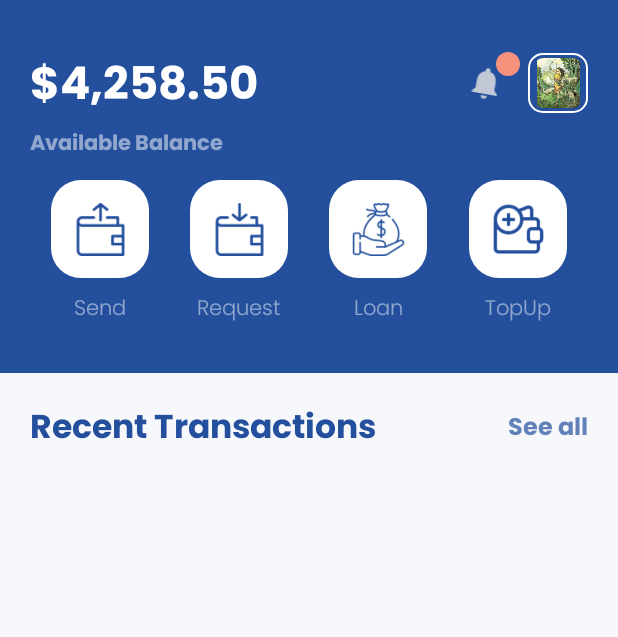
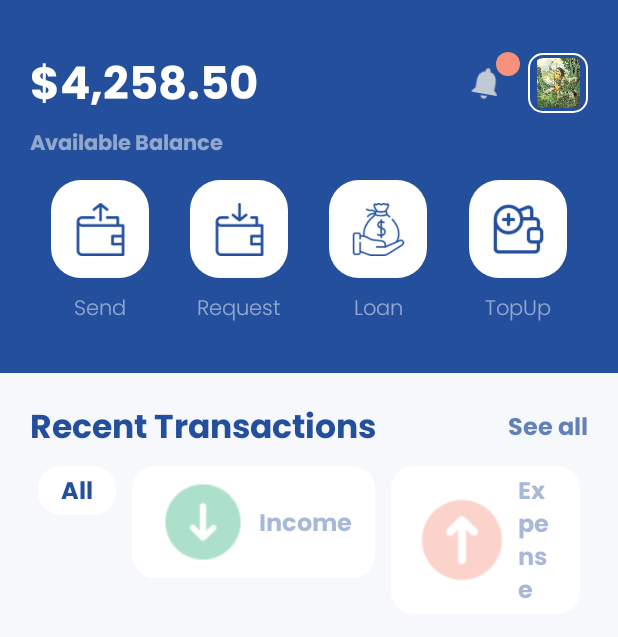
Before and after one commit to ArtemisSoftware/Hephaestus-UI, an Android app built with Jetpack Compose: the @Preview function DefaultPreview, on a phone screen of 412 x 824 dp. Shown: the top 637 px of the screen. Run offline under Robolectric (Android 15) with nearby library versions, the phone set to English and light mode, and no system bars.

Commit message:
MobileBanking - TransactionFilters

```diff
--- a/app/src/main/java/com/artemissoftware/hephaestusui/ui/mobilebanking/MobileBankingScreen.kt
+++ b/app/src/main/java/com/artemissoftware/hephaestusui/ui/mobilebanking/MobileBankingScreen.kt
@@ -8,6 +8,7 @@ import androidx.compose.ui.tooling.preview.Preview
 import androidx.compose.ui.unit.dp
 import com.artemissoftware.hephaestusui.ui.mobilebanking.composables.BalanceInfo
 import com.artemissoftware.hephaestusui.ui.mobilebanking.composables.BankingOptions
+import com.artemissoftware.hephaestusui.ui.mobilebanking.composables.TransactionFilters
 import com.artemissoftware.hephaestusui.ui.mobilebanking.composables.TransactionHeader
 import com.artemissoftware.hephaestusui.ui.theme.BankColor
 import com.artemissoftware.hephaestusui.ui.theme.BgColor
@@ -49,81 +50,10 @@ fun MobileBankingScreen() {
 
             Spacer(modifier = Modifier.height(5.dp))
 
+            TransactionFilters()
 
-//            Row(
-//                modifier = Modifier.fillMaxWidth()
-//            ) {
-//                Card(
-//                    modifier = Modifier.padding(5.dp),
-//                    elevation = 0.dp,
-//                    backgroundColor = Color.White,
-//                    shape = RoundedCornerShape(15.dp)
-//                ) {
-//                    Text(
-//                        text = "All",
-//                        color = BankColor,
-//                        modifier = Modifier.padding(start = 15.dp, end = 15.dp, top = 5.dp, bottom = 5.dp),
-//                        fontFamily = FontFamily(Font(R.font.poppins_medium)),
-//                        fontSize = 16.sp,
-//                        fontWeight = FontWeight.Bold
-//                    )
-//                }
-//                Card(
-//                    modifier = Modifier.padding(5.dp),
-//                    elevation = 0.dp,
-//                    backgroundColor = Color.White,
-//                    shape = RoundedCornerShape(15.dp)
-//                ) {
-//                    Row(
-//                        modifier = Modifier
-//                            .padding(start = 15.dp, end = 15.dp, top = 5.dp, bottom = 5.dp)
-//                            .alpha(0.4f),
-//                        verticalAlignment = Alignment.CenterVertically
-//                    ) {
-//                        Image(
-//                            painter = painterResource(id = R.drawable.arrow_down),
-//                            contentDescription = "Income",
-//                            colorFilter = ColorFilter.tint(GreenColor)
-//                        )
-//                        Spacer(modifier = Modifier.width(5.dp))
-//                        Text(
-//                            text = "Income",
-//                            color = BankColor,
-//                            fontFamily = FontFamily(Font(R.font.poppins_medium)),
-//                            fontSize = 16.sp,
-//                            fontWeight = FontWeight.Bold
-//                        )
-//                    }
-//                }
-//                Card(
-//                    modifier = Modifier.padding(5.dp),
-//                    elevation = 0.dp,
-//                    backgroundColor = Color.White,
-//                    shape = RoundedCornerShape(15.dp)
-//                ) {
-//                    Row(
-//                        modifier = Modifier
-//                            .padding(start = 15.dp, end = 15.dp, top = 5.dp, bottom = 5.dp)
-//                            .alpha(0.4f),
-//                        verticalAlignment = Alignment.CenterVertically
-//                    ) {
-//                        Image(
-//                            painter = painterResource(id = R.drawable.arrow_up),
-//                            contentDescription = "Expense",
-//                            colorFilter = ColorFilter.tint(BadgeColor)
-//                        )
-//                        Spacer(modifier = Modifier.width(5.dp))
-//                        Text(
-//                            text = "Expense",
-//                            color = BankColor,
-//                            fontFamily = FontFamily(Font(R.font.poppins_medium)),
-//                            fontSize = 16.sp,
-//                            fontWeight = FontWeight.Bold
-//                        )
-//                    }
-//                }
-//            }
-//            Spacer(modifier = Modifier.height(5.dp))
+            Spacer(modifier = Modifier.height(5.dp))
+
 //            Text(
 //                text = "TODAY",
 //                color = TextColor,
--- /dev/null
+++ b/app/src/main/java/com/artemissoftware/hephaestusui/ui/mobilebanking/composables/TransactionFilters.kt
@@ -0,0 +1,110 @@
+package com.artemissoftware.hephaestusui.ui.mobilebanking.composables
+
+import androidx.annotation.DrawableRes
+import androidx.compose.foundation.Image
+import androidx.compose.foundation.layout.*
+import androidx.compose.foundation.shape.RoundedCornerShape
+import androidx.compose.material.Card
+import androidx.compose.material.Text
+import androidx.compose.runtime.Composable
+import androidx.compose.ui.Alignment
+import androidx.compose.ui.Modifier
+import androidx.compose.ui.draw.alpha
+import androidx.compose.ui.graphics.Color
+import androidx.compose.ui.graphics.ColorFilter
+import androidx.compose.ui.res.painterResource
+import androidx.compose.ui.text.font.FontWeight
+import androidx.compose.ui.tooling.preview.Preview
+import androidx.compose.ui.unit.dp
+import androidx.compose.ui.unit.sp
+import com.artemissoftware.hephaestusui.R
+import com.artemissoftware.hephaestusui.ui.theme.BadgeColor
+import com.artemissoftware.hephaestusui.ui.theme.BankColor
+import com.artemissoftware.hephaestusui.ui.theme.GreenColor
+import com.artemissoftware.hephaestusui.ui.theme.Poppins
+
+@Composable
+fun TransactionFilters() {
+    Row(
+        modifier = Modifier.fillMaxWidth()
+    ) {
+        Filter(title = "All")
+        Filter(title = "Income", icon = R.drawable.arrow_down, color = GreenColor)
+        Filter(title = "Expense", icon = R.drawable.arrow_up, color = BadgeColor)
+    }
+}
+
+
+@Composable
+private fun Filter(title: String) {
+
+    Card(
+        modifier = Modifier.padding(5.dp),
+        elevation = 0.dp,
+        backgroundColor = Color.White,
+        shape = RoundedCornerShape(15.dp)
+    ) {
+        Text(
+            text = title,
+            fontFamily = Poppins,
+            color = BankColor,
+            modifier = Modifier.padding(horizontal = 15.dp, vertical = 5.dp),
+            fontSize = 16.sp,
+            fontWeight = FontWeight.Bold
+        )
+    }
+}
+
+
+@Composable
+private fun Filter(
+    title: String,
+    @DrawableRes icon: Int,
+    color: Color
+) {
+
+    Card(
+        modifier = Modifier.padding(5.dp),
+        elevation = 0.dp,
+        backgroundColor = Color.White,
+        shape = RoundedCornerShape(15.dp)
+    ) {
+        Row(
+            modifier = Modifier
+                .padding(horizontal = 15.dp, vertical = 5.dp)
+                .alpha(0.4f),
+            verticalAlignment = Alignment.CenterVertically
+        ) {
+            Image(
+                painter = painterResource(id = icon),
+                contentDescription = "Income",
+                colorFilter = ColorFilter.tint(color)
+            )
+
+            Spacer(modifier = Modifier.width(5.dp))
+
+            Text(
+                text = title,
+                color = BankColor,
+                fontFamily = Poppins,
+                fontSize = 16.sp,
+                fontWeight = FontWeight.Bold
+            )
+        }
+    }
+}
+
+@Preview(showBackground = true)
+@Composable
+private fun FilterPreview() {
+    Column {
+        Filter(title = "All")
+        Filter(title = "Income", icon = R.drawable.arrow_down, color = GreenColor)
+    }
+}
+
+@Preview(showBackground = true)
+@Composable
+private fun DefaultPreview() {
+    TransactionFilters()
+}
```
Also changed, not shown: app/src/main/res/drawable-v24/arrow_down.png (added), app/src/main/res/drawable-v24/arrow_up.png (added).
